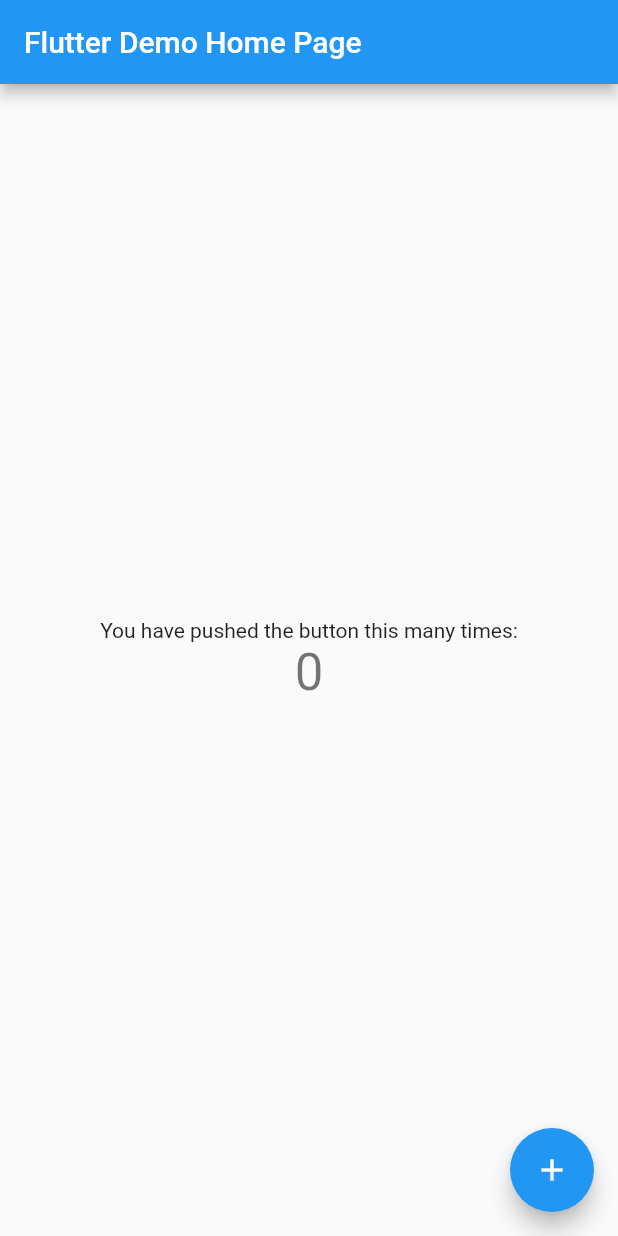
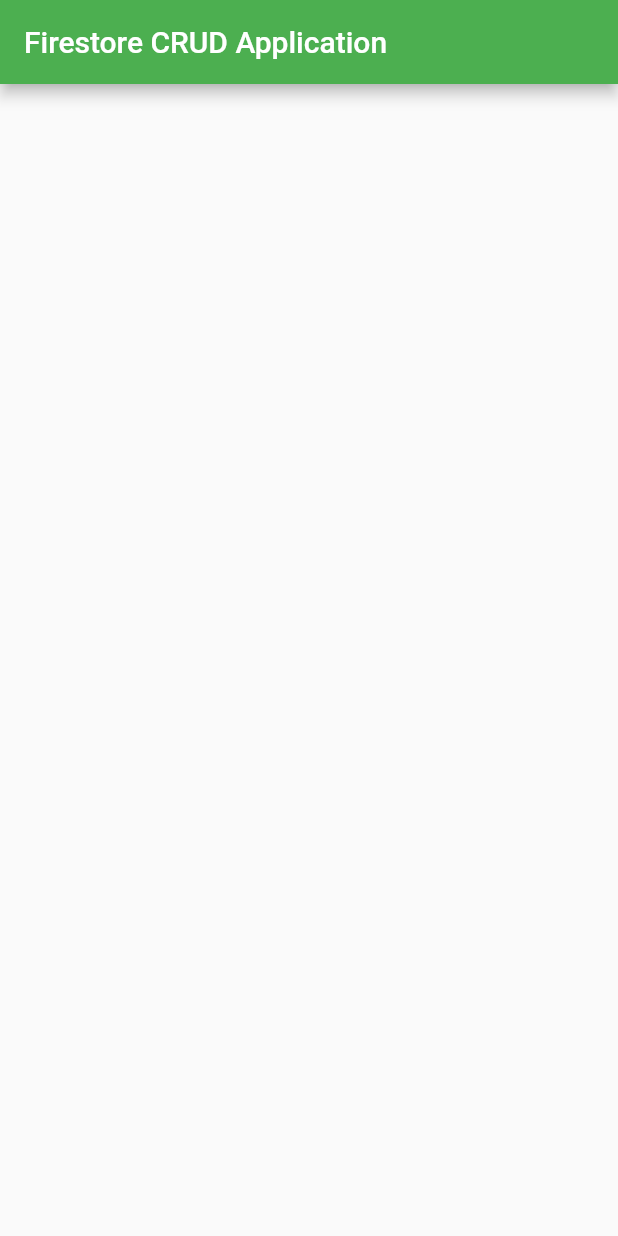
Before and after one commit to Yazdani1/flutter_crud_firestore, a Flutter app: the screen it shows after launch, on a phone screen of 412 x 824 dp. Run offline on Flutter 3.47's test engine with Material 2 defaults, Android fonts, the phone set to English and light mode, and no system bars.

Commit message:
Material Design

```diff
--- /dev/null
+++ b/lib/Home.dart
@@ -0,0 +1,20 @@
+import 'package:flutter/material.dart';
+
+class Home extends StatefulWidget {
+  @override
+  _HomeState createState() => new _HomeState();
+}
+
+class _HomeState extends State<Home> {
+  @override
+  Widget build(BuildContext context) {
+    return new Scaffold(
+
+      appBar: AppBar(
+        title: Text("Firestore CRUD Application"),
+        backgroundColor: Colors.green,
+      ),
+
+    );
+  }
+}
--- a/lib/main.dart
+++ b/lib/main.dart
@@ -1,111 +1,8 @@
 import 'package:flutter/material.dart';
+import 'Home.dart';
 
-void main() => runApp(MyApp());
-
-class MyApp extends StatelessWidget {
-  // This widget is the root of your application.
-  @override
-  Widget build(BuildContext context) {
-    return MaterialApp(
-      title: 'Flutter Demo',
-      theme: ThemeData(
-        // This is the theme of your application.
-        //
-        // Try running your application with "flutter run". You'll see the
-        // application has a blue toolbar. Then, without quitting the app, try
-        // changing the primarySwatch below to Colors.green and then invoke
-        // "hot reload" (press "r" in the console where you ran "flutter run",
-        // or simply save your changes to "hot reload" in a Flutter IDE).
-        // Notice that the counter didn't reset back to zero; the application
-        // is not restarted.
-        primarySwatch: Colors.blue,
-      ),
-      home: MyHomePage(title: 'Flutter Demo Home Page'),
-    );
-  }
+void main(){
+  runApp(new MaterialApp(
+    home: Home(),
+  ));
 }
-
-class MyHomePage extends StatefulWidget {
-  MyHomePage({Key key, this.title}) : super(key: key);
-
-  // This widget is the home page of your application. It is stateful, meaning
-  // that it has a State object (defined below) that contains fields that affect
-  // how it looks.
-
-  // This class is the configuration for the state. It holds the values (in this
-  // case the title) provided by the parent (in this case the App widget) and
-  // used by the build method of the State. Fields in a Widget subclass are
-  // always marked "final".
-
-  final String title;
-
-  @override
-  _MyHomePageState createState() => _MyHomePageState();
-}
-
-class _MyHomePageState extends State<MyHomePage> {
-  int _counter = 0;
-
-  void _incrementCounter() {
-    setState(() {
-      // This call to setState tells the Flutter framework that something has
-      // changed in this State, which causes it to rerun the build method below
-      // so that the display can reflect the updated values. If we changed
-      // _counter without calling setState(), then the build method would not be
-      // called again, and so nothing would appear to happen.
-      _counter++;
-    });
-  }
-
-  @override
-  Widget build(BuildContext context) {
-    // This method is rerun every time setState is called, for instance as done
-    // by the _incrementCounter method above.
-    //
-    // The Flutter framework has been optimized to make rerunning build methods
-    // fast, so that you can just rebuild anything that needs updating rather
-    // than having to individually change instances of widgets.
-    return Scaffold(
-      appBar: AppBar(
-        // Here we take the value from the MyHomePage object that was created by
-        // the App.build method, and use it to set our appbar title.
-        title: Text(widget.title),
-      ),
-      body: Center(
-        // Center is a layout widget. It takes a single child and positions it
-        // in the middle of the parent.
-        child: Column(
-          // Column is also layout widget. It takes a list of children and
-          // arranges them vertically. By default, it sizes itself to fit its
-          // children horizontally, and tries to be as tall as its parent.
-          //
-          // Invoke "debug painting" (press "p" in the console, choose the
-          // "Toggle Debug Paint" action from the Flutter Inspector in Android
-          // Studio, or the "Toggle Debug Paint" command in Visual Studio Code)
-          // to see the wireframe for each widget.
-          //
-          // Column has various properties to control how it sizes itself and
-          // how it positions its children. Here we use mainAxisAlignment to
-          // center the children vertically; the main axis here is the vertical
-          // axis because Columns are vertical (the cross axis would be
-          // horizontal).
-          mainAxisAlignment: MainAxisAlignment.center,
-          children: <Widget>[
-            Text(
-              'You have pushed the button this many times:',
-            ),
-            Text(
-              '$_counter',
-              style: Theme.of(context).textTheme.display1,
-            ),
-          ],
-        ),
-      ),
-      floatingActionButton: FloatingActionButton(
-        onPressed: _incrementCounter,
-        tooltip: 'Increment',
-        child: Icon(Icons.add),
-      ), // This trailing comma makes auto-formatting nicer for build methods.
-    );
-  }
-}
```
